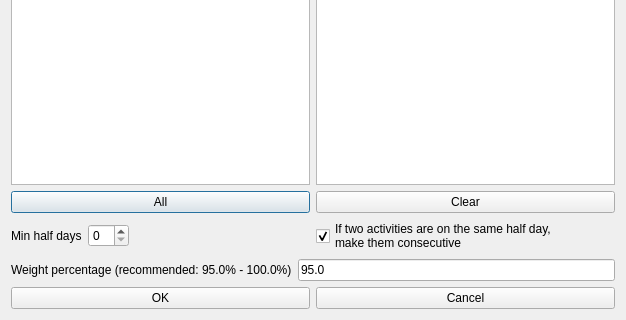
Before: the Qt Designer form fet/src/interface/modifyconstraintminhalfdaysbetweenactivitiesform_template.ui in vonmecheln/fet, drawn with Qt 5; both pictures show x 0 to 626 and y 220 to 540 of the 626 by 540 pixel window.
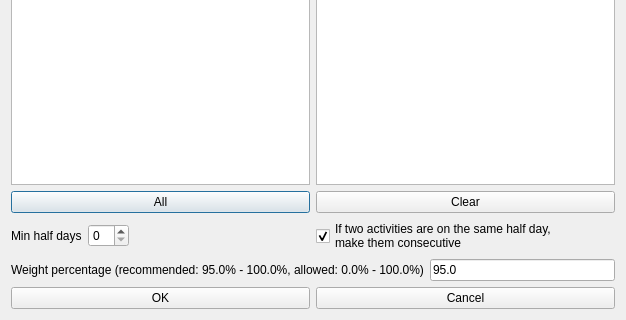
After: the same form once the commit is applied.

What changed in the file:
```diff
--- a/fet/src/interface/modifyconstraintminhalfdaysbetweenactivitiesform_template.ui
+++ b/fet/src/interface/modifyconstraintminhalfdaysbetweenactivitiesform_template.ui
@@ -214,7 +214,7 @@
         <enum>QFrame::Plain</enum>
        </property>
        <property name="text">
-        <string>Weight percentage (recommended: 95.0% - 100.0%)</string>
+        <string>Weight percentage (recommended: 95.0% - 100.0%, allowed: 0.0% - 100.0%)</string>
        </property>
        <property name="wordWrap">
         <bool>false</bool>
```
